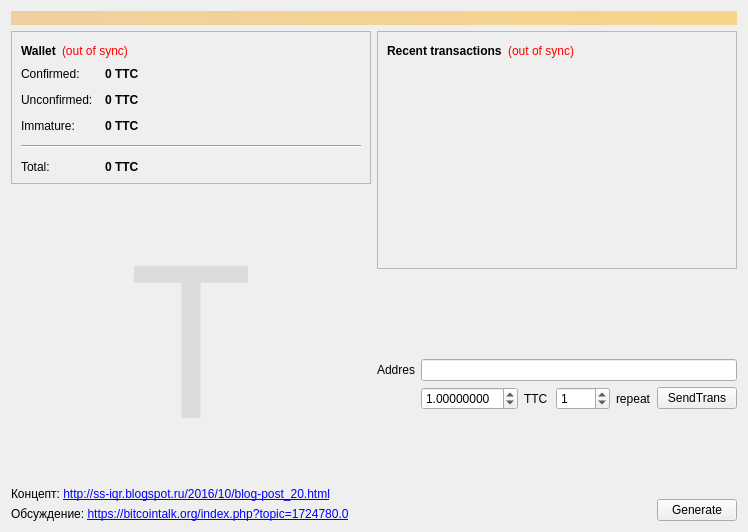
Above: src/qt/forms/overviewpage.ui from neiros/TDC before the change. Below: the same form after it.
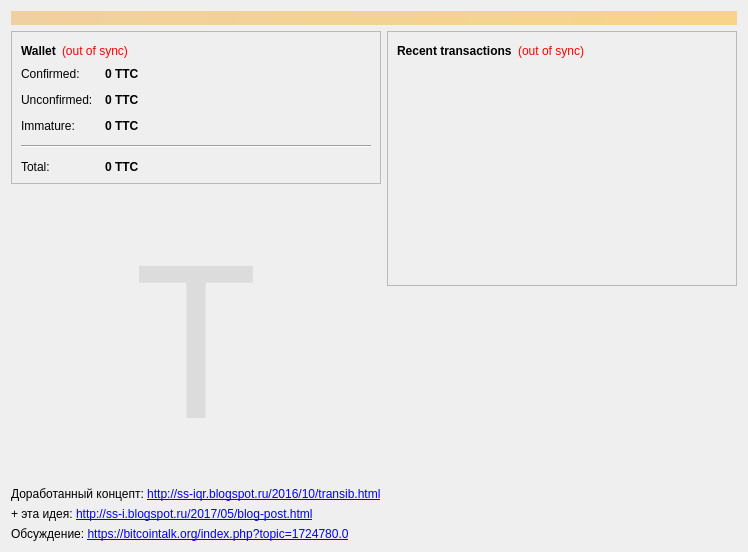
That is the form after the change.

```diff
--- a/src/qt/forms/overviewpage.ui
+++ b/src/qt/forms/overviewpage.ui
@@ -7,7 +7,7 @@
     <x>0</x>
     <y>0</y>
     <width>748</width>
-    <height>472</height>
+    <height>488</height>
    </rect>
   </property>
   <property name="windowTitle">
@@ -270,7 +270,17 @@
        <item>
         <widget class="QLabel" name="label_9">
          <property name="text">
-          <string>&lt;html&gt;&lt;head/&gt;&lt;body&gt;&lt;p&gt;Концепт: &lt;a href=&quot;http://ss-iqr.blogspot.ru/2016/10/blog-post_20.html&quot;&gt;&lt;span style=&quot; text-decoration: underline; color:#0000ff;&quot;&gt;http://ss-iqr.blogspot.ru/2016/10/blog-post_20.html&lt;/span&gt;&lt;/a&gt;&lt;/p&gt;&lt;/body&gt;&lt;/html&gt;</string>
+          <string>&lt;html&gt;&lt;head/&gt;&lt;body&gt;&lt;p&gt;Доработанный концепт: &lt;a href=&quot;http://ss-iqr.blogspot.ru/2016/10/transib.html&quot;&gt;&lt;span style=&quot; text-decoration: underline; color:#0000ff;&quot;&gt;http://ss-iqr.blogspot.ru/2016/10/transib.html&lt;/span&gt;&lt;/a&gt;&lt;/p&gt;&lt;/body&gt;&lt;/html&gt;</string>
+         </property>
+         <property name="openExternalLinks">
+          <bool>true</bool>
+         </property>
+        </widget>
+       </item>
+       <item>
+        <widget class="QLabel" name="label_10">
+         <property name="text">
+          <string>&lt;html&gt;&lt;head/&gt;&lt;body&gt;&lt;p&gt;+ эта идея: &lt;a href=&quot;http://ss-i.blogspot.ru/2017/05/blog-post.html&quot;&gt;&lt;span style=&quot; text-decoration: underline; color:#0000ff;&quot;&gt;http://ss-i.blogspot.ru/2017/05/blog-post.html&lt;/span&gt;&lt;/a&gt;&lt;/p&gt;&lt;/body&gt;&lt;/html&gt;</string>
          </property>
          <property name="openExternalLinks">
           <bool>true</bool>
@@ -378,131 +388,6 @@
          </property>
         </spacer>
        </item>
-       <item>
-        <layout class="QFormLayout" name="formLayout">
-         <property name="fieldGrowthPolicy">
-          <enum>QFormLayout::AllNonFixedFieldsGrow</enum>
-         </property>
-         <item row="1" column="0">
-          <widget class="QLabel" name="label_2">
-           <property name="text">
-            <string>Addres</string>
-           </property>
-          </widget>
-         </item>
-         <item row="1" column="1">
-          <widget class="QLineEdit" name="AddresForRepeatSend"/>
-         </item>
-         <item row="2" column="1">
-          <layout class="QHBoxLayout" name="horizontalLayout_5">
-           <item>
-            <widget class="QDoubleSpinBox" name="doubleSpinBoxAmount">
-             <property name="decimals">
-              <number>8</number>
-             </property>
-             <property name="value">
-              <double>1.000000000000000</double>
-             </property>
-            </widget>
-           </item>
-           <item>
-            <widget class="QLabel" name="label_SendTrans">
-             <property name="text">
-              <string>TTC</string>
-             </property>
-            </widget>
-           </item>
-           <item>
-            <spacer name="horizontalSpacer_4">
-             <property name="orientation">
-              <enum>Qt::Horizontal</enum>
-             </property>
-             <property name="sizeHint" stdset="0">
-              <size>
-               <width>40</width>
-               <height>20</height>
-              </size>
-             </property>
-            </spacer>
-           </item>
-           <item>
-            <widget class="QSpinBox" name="spinBoxQuantity">
-             <property name="maximum">
-              <number>9999</number>
-             </property>
-             <property name="value">
-              <number>1</number>
-             </property>
-            </widget>
-           </item>
-           <item>
-            <widget class="QLabel" name="label_6">
-             <property name="text">
-              <string>repeat</string>
-             </property>
-            </widget>
-           </item>
-           <item>
-            <widget class="QPushButton" name="ButtonSendTrans">
-             <property name="text">
-              <string>SendTrans</string>
-             </property>
-            </widget>
-           </item>
-          </layout>
-         </item>
-        </layout>
-       </item>
-       <item>
-        <spacer name="verticalSpacer_2">
-         <property name="orientation">
-          <enum>Qt::Vertical</enum>
-         </property>
-         <property name="sizeHint" stdset="0">
-          <size>
-           <width>20</width>
-           <height>40</height>
-          </size>
-         </property>
-        </spacer>
-       </item>
-       <item>
-        <layout class="QHBoxLayout" name="horizontalLayout_3">
-         <item>
-          <spacer name="horizontalSpacer_3">
-           <property name="orientation">
-            <enum>Qt::Horizontal</enum>
-           </property>
-           <property name="sizeHint" stdset="0">
-            <size>
-             <width>40</width>
-             <height>20</height>
-            </size>
-           </property>
-          </spacer>
-         </item>
-         <item>
-          <widget class="QLabel" name="startGen">
-           <property name="text">
-            <string/>
-           </property>
-          </widget>
-         </item>
-         <item>
-          <widget class="QPushButton" name="ButtonGenerate">
-           <property name="maximumSize">
-            <size>
-             <width>150</width>
-             <height>16777215</height>
-            </size>
-           </property>
-           <property name="text">
-            <string>Generate</string>
-           </property>
-          </widget>
-         </item>
-        </layout>
-       </item>
       </layout>
      </item>
     </layout>
```
